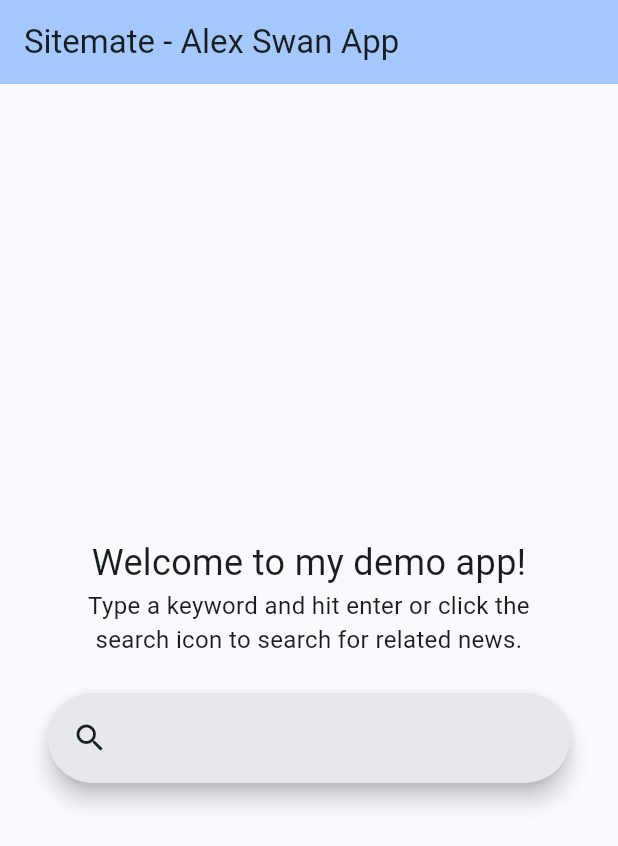
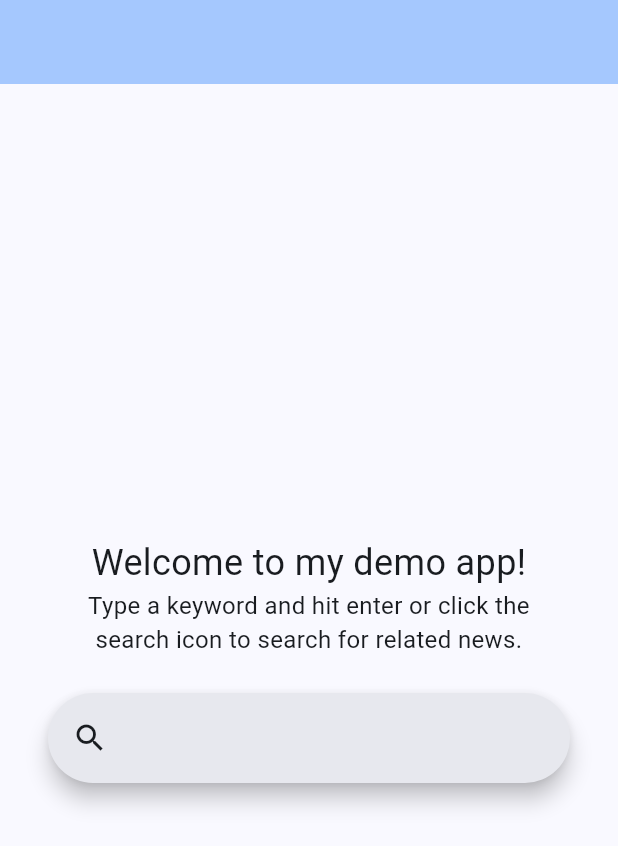
Before and after one commit to swan0094/sitemate_flutter, a Flutter app: the screen it shows after launch, on a phone screen of 412 x 824 dp. Shown: the top 846 px of the screen. Run offline on Flutter 3.47's test engine with Material 3 defaults, Android fonts, the phone set to English and light mode, and no system bars.

Commit message:
Removed the title to make the back button clearer and adjusted text styling

```diff
--- a/lib/main.dart
+++ b/lib/main.dart
@@ -19,15 +19,13 @@ class MyApp extends StatelessWidget {
         colorScheme: ColorScheme.fromSeed(seedColor: const Color(0xff2e81da)),
         useMaterial3: true,
       ),
-      home: const MyHomePage(title: 'Sitemate - Alex Swan App'),
+      home: const MyHomePage(),
     );
   }
 }
 
 class MyHomePage extends StatefulWidget {
-  const MyHomePage({super.key, required this.title});
-
-  final String title;
+  const MyHomePage({super.key});
 
   @override
   State<MyHomePage> createState() => _MyHomePageState();
@@ -91,7 +89,6 @@ class _MyHomePageState extends State<MyHomePage> {
     return Scaffold(
       appBar: AppBar(
         backgroundColor: Theme.of(context).colorScheme.inversePrimary,
-        title: Text(widget.title),
         leading: showResults
             ? IconButton(
                 icon: const Icon(Icons.arrow_back),
@@ -150,7 +147,10 @@ class _MyHomePageState extends State<MyHomePage> {
                             itemBuilder: (context, index) {
                               final result = searchResults.elementAt(index);
                               return ListTile(
-                                title: Text(result.title),
+                                title: Text(result.title,
+                                    style: const TextStyle(
+                                        fontSize: 16,
+                                        fontWeight: FontWeight.bold)),
                                 subtitle: Text(result.description),
                               );
                             },
```
